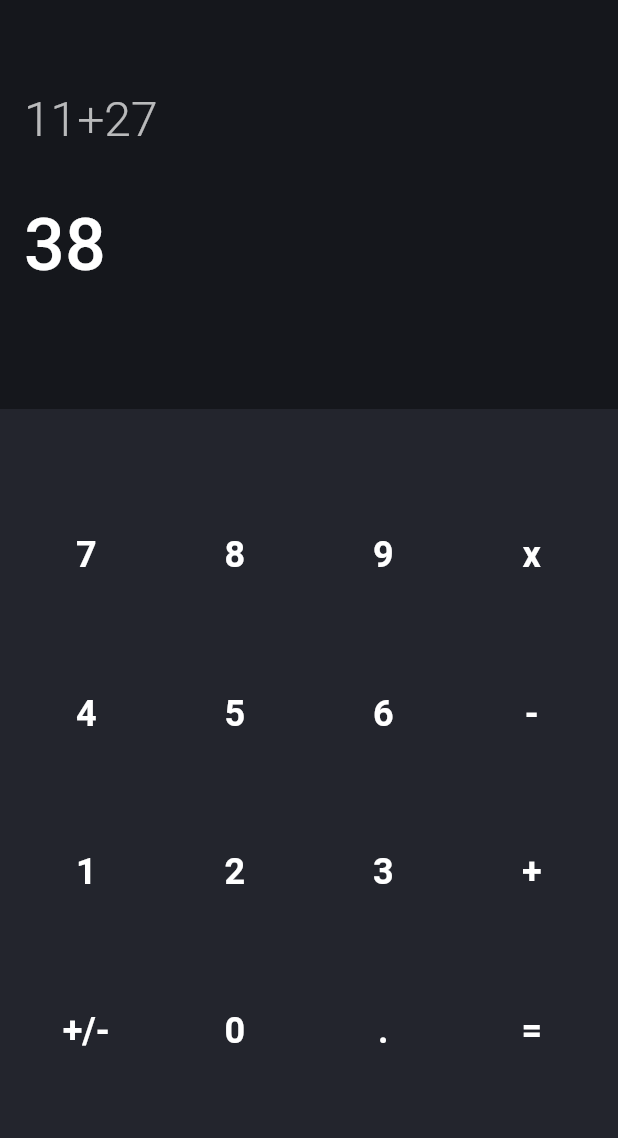
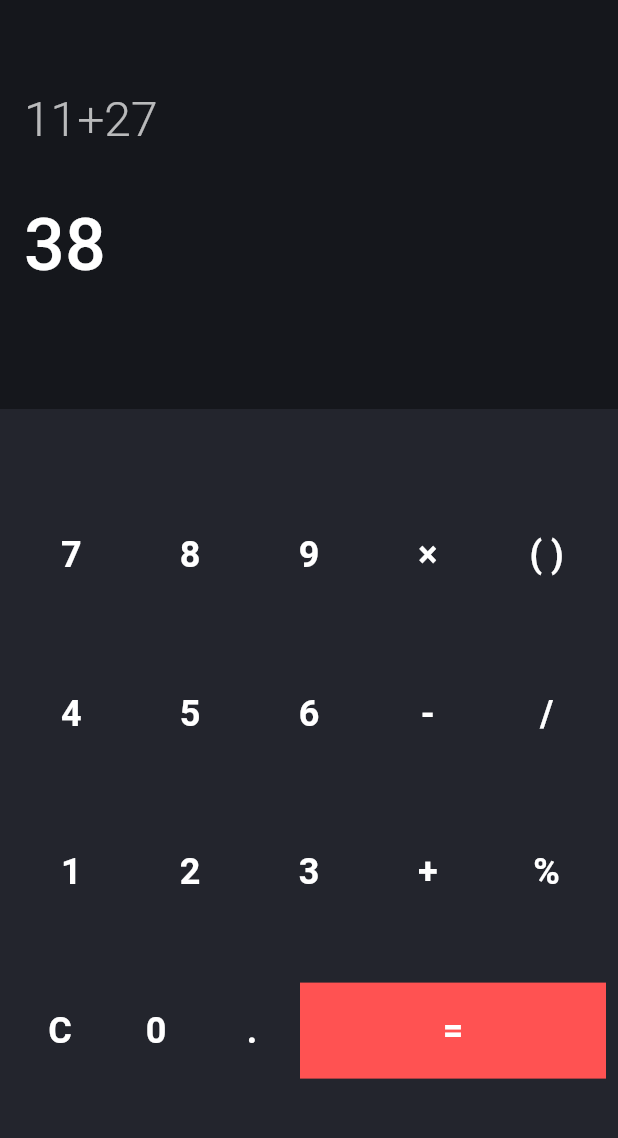
Before and after one commit to MoeZalzala11/Flutter_Calculator, a Flutter app: the screen it shows after launch, on a phone screen of 412 x 824 dp, the part 59-1197 px from its top. Run offline on Flutter 3.47's test engine with Material 2 defaults, Android fonts, the phone set to English and light mode, and no system bars.

Commit message:
add more operations

```diff
--- a/lib/calculator_button.dart
+++ b/lib/calculator_button.dart
@@ -17,8 +17,10 @@ class CalculatorButton extends StatelessWidget {
 
   @override
   Widget build(BuildContext context) {
-    return SizedBox(
+    return Container(
       height: 64,
+      width: 64,
+      color: backgroundColor,
       child: TextButton(
         onPressed: onPress,
         child: Text(
--- a/lib/calculator_home_screen.dart
+++ b/lib/calculator_home_screen.dart
@@ -1,3 +1,4 @@
+import 'package:flutter/cupertino.dart';
 import 'package:flutter/foundation.dart';
 import 'package:flutter/material.dart';
 import 'calculation_screen.dart';
@@ -94,7 +95,17 @@ class _CalculatorHomePageState extends State<CalculatorHomePage> {
                         ),
                         CalculatorButton(
                           labelColor: Colors.white,
-                          label: 'x',
+                          label: '×',
+                          onPress: () {
+                            if (kDebugMode) {
+                              print('hello');
+                            }
+                            setState(() {});
+                          },
+                        ),
+                        CalculatorButton(
+                          labelColor: Colors.white,
+                          label: '( )',
                           onPress: () {
                             if (kDebugMode) {
                               print('hello');
@@ -147,6 +158,16 @@ class _CalculatorHomePageState extends State<CalculatorHomePage> {
                           setState(() {});
                         },
                       ),
+                      CalculatorButton(
+                        labelColor: Colors.white,
+                        label: '/',
+                        onPress: () {
+                          if (kDebugMode) {
+                            print('hello');
+                          }
+                          setState(() {});
+                        },
+                      ),
                     ],),
                   Row(mainAxisAlignment: MainAxisAlignment.spaceAround,
                     children: [
@@ -190,12 +211,23 @@ class _CalculatorHomePageState extends State<CalculatorHomePage> {
                           setState(() {});
                         },
                       ),
-                    ],),
+                      CalculatorButton(
+                        labelColor: Colors.white,
+                        label: '%',
+                        onPress: () {
+                          if (kDebugMode) {
+                            print('hello');
+                          }
+                          setState(() {});
+                        },
+                      ),
+                    ],
+                  ),
                   Row(mainAxisAlignment: MainAxisAlignment.spaceAround,
                     children: [
                       CalculatorButton(
                         labelColor: Colors.white,
-                        label: '+/-',
+                        label: 'C',
                         onPress: () {
                           if (kDebugMode) {
                             print('hello');
@@ -223,7 +255,10 @@ class _CalculatorHomePageState extends State<CalculatorHomePage> {
                           setState(() {});
                         },
                       ),
-                      CalculatorButton(
+                      Flexible(
+                        fit: FlexFit.tight,
+                        flex: 3,
+                        child: CalculatorButton(
                           labelColor: Colors.white,
                           label: '=',
                           onPress: () {
@@ -232,6 +267,8 @@ class _CalculatorHomePageState extends State<CalculatorHomePage> {
                             }
                             setState(() {});
                           },
+                          backgroundColor: Colors.redAccent,
+                        ),
                       ),
                     ],),
                 ],
```
Lines whose indentation alone changed are shown as unchanged.
